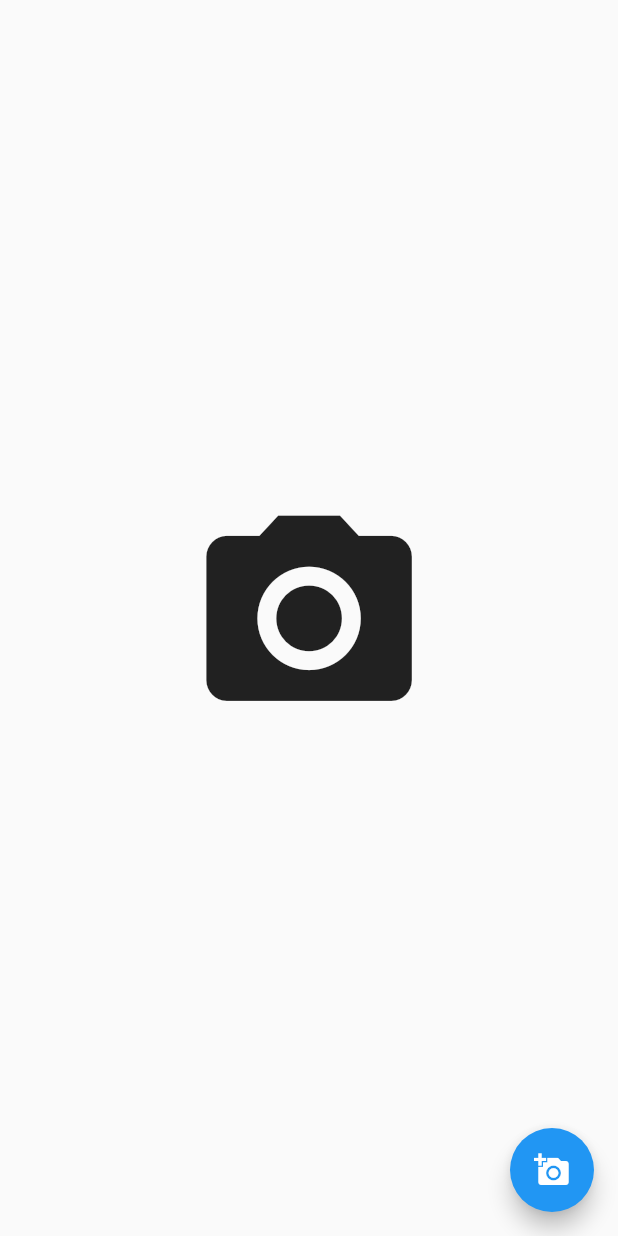
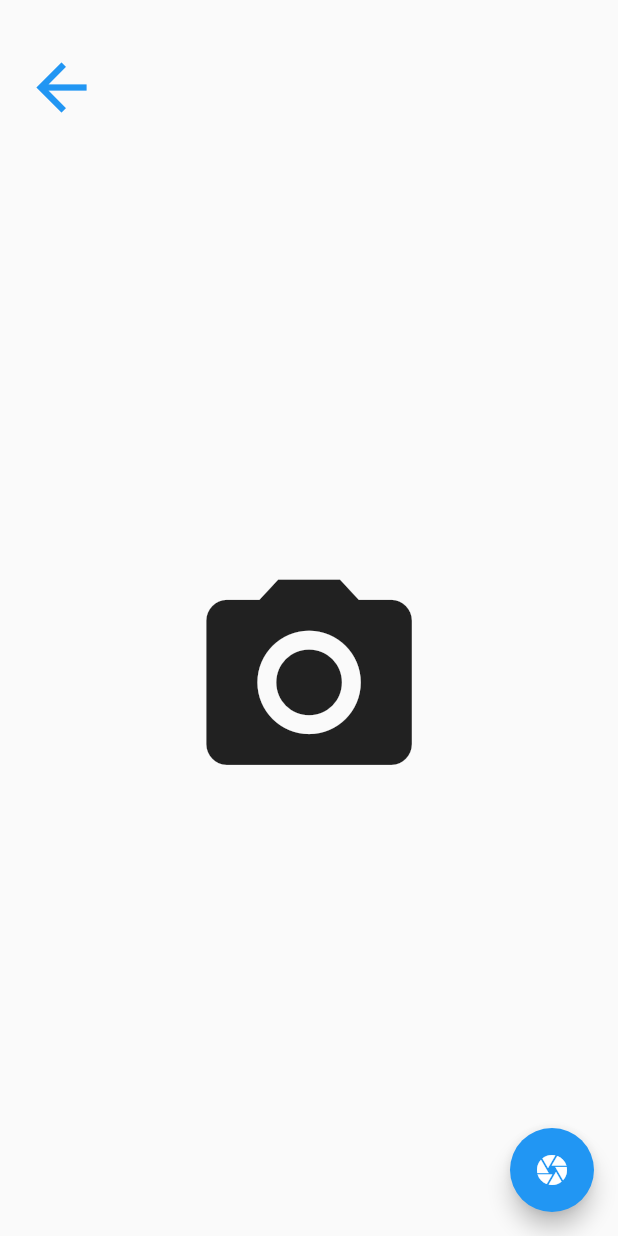
Before and after one commit to adriane-macer/gov_mobile_app, a Flutter app: the ImageUploadForm screen opened directly, on a phone screen of 412 x 824 dp. Run offline on Flutter 3.47's test engine with Material 2 defaults, Android fonts, the phone set to English and light mode, and no system bars; our stand-ins replace bloc, data_connection_checker, equatable, flutter_bloc, flutter_form_builder, get_it and 1 more; statements that could not run were skipped.

Commit message:
Implemented uploading image from gallery

```diff
--- a/lib/helpers/image_upload_form.dart
+++ b/lib/helpers/image_upload_form.dart
@@ -1,4 +1,3 @@
-
 import 'dart:io';
 
 import 'package:flutter/material.dart';
@@ -12,7 +11,7 @@ class ImageUploadForm extends StatefulWidget {
 class _ImageUploadFormState extends State<ImageUploadForm> {
   File _image;
 
-  Future getImage() async {
+  Future getImageFromGallery() async {
     var image = await ImagePicker.pickImage(source: ImageSource.gallery);
 
     setState(() {
@@ -23,7 +22,29 @@ class _ImageUploadFormState extends State<ImageUploadForm> {
   @override
   Widget build(BuildContext context) {
     return Scaffold(
-      body: Center(
+//      appBar: AppBar(
+//        title: Text("Upload image from gallery"),
+//      ),
+      body: Column(
+        mainAxisAlignment: MainAxisAlignment.center,
+        crossAxisAlignment: CrossAxisAlignment.center,
+        children: <Widget>[
+          InkWell(
+            onTap: () {
+              Navigator.pop(context, _image);
+            },
+            child: Padding(
+              padding: const EdgeInsets.only(top: 30.0),
+              child: ListTile(
+                  leading: Icon(
+                Icons.arrow_back,
+                color: Colors.blue,
+                size: 50,
+              )),
+            ),
+          ),
+          Expanded(
+            child: Center(
               child: _image == null
                   ? Icon(
                       Icons.photo_camera,
@@ -34,9 +55,12 @@ class _ImageUploadFormState extends State<ImageUploadForm> {
                       fit: BoxFit.contain,
                     ),
             ),
+          ),
+        ],
+      ),
       floatingActionButton: FloatingActionButton(
-        onPressed: getImage,
-        child: Icon(Icons.add_a_photo),
+        onPressed: getImageFromGallery,
+        child: Icon(Icons.camera),
       ),
     );
   }
--- a/lib/pages/billing/billing_screen.dart
+++ b/lib/pages/billing/billing_screen.dart
@@ -7,7 +7,6 @@ import 'package:gov/models/bill.dart';
 import 'package:gov/services/data_service.dart';
 import 'package:gov/services/service_locator.dart';
 import 'package:intl/intl.dart';
-import 'package:provider/provider.dart';
 
 class BillingScreen extends StatefulWidget {
   @override
```
Also changed, not shown: lib/pages/permit_page.dart (+30 -3 lines). Lines whose indentation alone changed are shown as unchanged.
